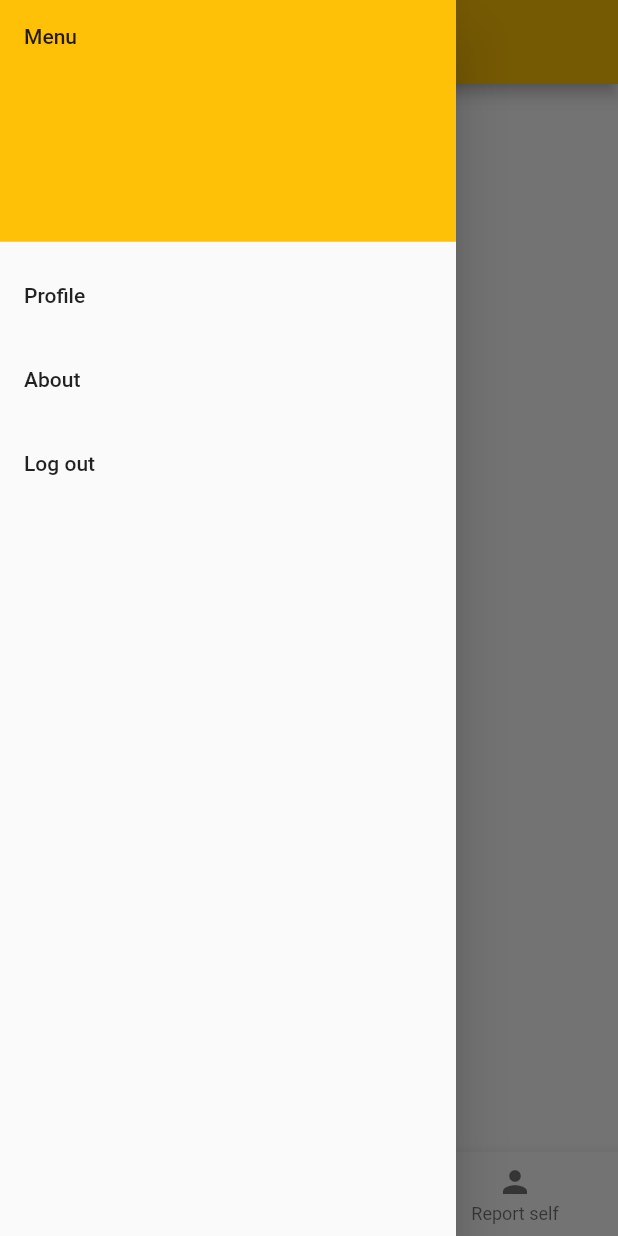
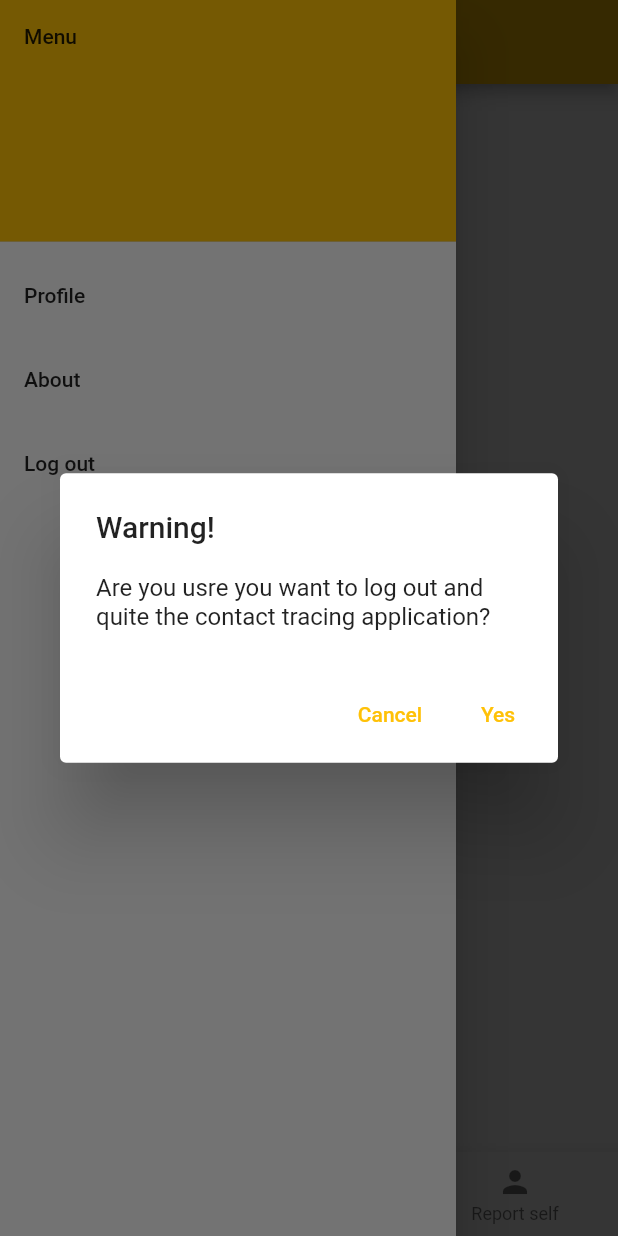
Before and after one commit to nazayer/TraceME, a Flutter app: the HomePage screen opened directly, in the side drawer, after a tap on "Log out", on a phone screen of 412 x 824 dp. Run offline on Flutter 3.47's test engine with Material 2 defaults, Android fonts, the phone set to English and light mode, and no system bars; our stand-ins replace bloc, equatable, flutter_bloc; missing offline and left inert: wifi_flutter, wifi_iot.

Commit message:
logout confirmation

```diff
--- a/lib/pages/home_page.dart
+++ b/lib/pages/home_page.dart
@@ -71,7 +71,8 @@ class _HomePage extends State<HomePage> {
             ListTile(
               title: Text('Log out'),
               onTap: () {
-                authBloc.add(UserLoggedOut());
+                _showMyDialog(context);
+                //authBloc.add(UserLoggedOut());
               },
             ),
           ],
@@ -111,4 +112,40 @@ class _HomePage extends State<HomePage> {
       ),
     );
   }
+
+  Future<void> _showMyDialog(context) async {
+    final authBloc = BlocProvider.of<AuthenticationBloc>(context);
+    return showDialog<void>(
+      context: context,
+      barrierDismissible: false, // user must tap button!
+      builder: (BuildContext context) {
+        return AlertDialog(
+          title: Text('Warning!'),
+          content: SingleChildScrollView(
+            child: ListBody(
+              children: <Widget>[
+                Text(
+                    'Are you usre you want to log out and quite the contact tracing application?'),
+              ],
+            ),
+          ),
+          actions: <Widget>[
+            TextButton(
+              child: Text('Cancel'),
+              onPressed: () {
+                Navigator.of(context).pop();
+              },
+            ),
+            TextButton(
+              child: Text('Yes'),
+              onPressed: () {
+                Navigator.of(context).pop();
+                authBloc.add(UserLoggedOut());
+              },
+            ),
+          ],
+        );
+      },
+    );
+  }
 }
```
Also changed, not shown: lib/widgets/scanWedgit.dart (+40 -4 lines).
